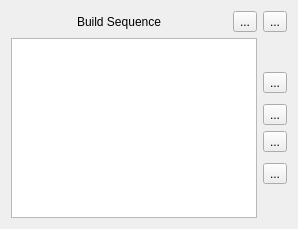
The window that plugins/projectmanagerview/projectbuildsetwidget.ui (KDE/kdevelop) describes before a commit, drawn with Qt 5.
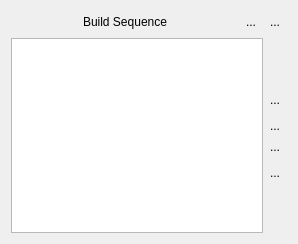
The same window after the commit.

Commit message:
Build sequence widget: Auto raise push buttons
Makes this whole widget a bit 'lighter to the eye'.

What changed in the file:
```diff
--- a/plugins/projectmanagerview/projectbuildsetwidget.ui
+++ b/plugins/projectmanagerview/projectbuildsetwidget.ui
@@ -7,10 +7,13 @@
     <x>0</x>
     <y>0</y>
     <width>298</width>
-    <height>229</height>
+    <height>244</height>
    </rect>
   </property>
   <layout class="QGridLayout" name="gridLayout">
+   <property name="horizontalSpacing">
+    <number>0</number>
+   </property>
    <item row="1" column="1">
     <layout class="QVBoxLayout" name="verticalLayout">
      <item>
@@ -34,6 +37,9 @@
        <property name="text">
         <string>...</string>
        </property>
+       <property name="autoRaise">
+        <bool>true</bool>
+       </property>
       </widget>
      </item>
      <item>
@@ -60,6 +66,9 @@
        <property name="text">
         <string>...</string>
        </property>
+       <property name="autoRaise">
+        <bool>true</bool>
+       </property>
       </widget>
      </item>
      <item>
@@ -70,6 +79,9 @@
        <property name="text">
         <string>...</string>
        </property>
+       <property name="autoRaise">
+        <bool>true</bool>
+       </property>
       </widget>
      </item>
      <item>
@@ -96,6 +108,9 @@
        <property name="text">
         <string>...</string>
        </property>
+       <property name="autoRaise">
+        <bool>true</bool>
+       </property>
       </widget>
      </item>
      <item>
@@ -175,6 +190,9 @@
        <property name="text">
         <string>...</string>
        </property>
+       <property name="autoRaise">
+        <bool>true</bool>
+       </property>
       </widget>
      </item>
      <item>
@@ -185,6 +203,9 @@
        <property name="text">
         <string>...</string>
        </property>
+       <property name="autoRaise">
+        <bool>true</bool>
+       </property>
       </widget>
      </item>
     </layout>
```
